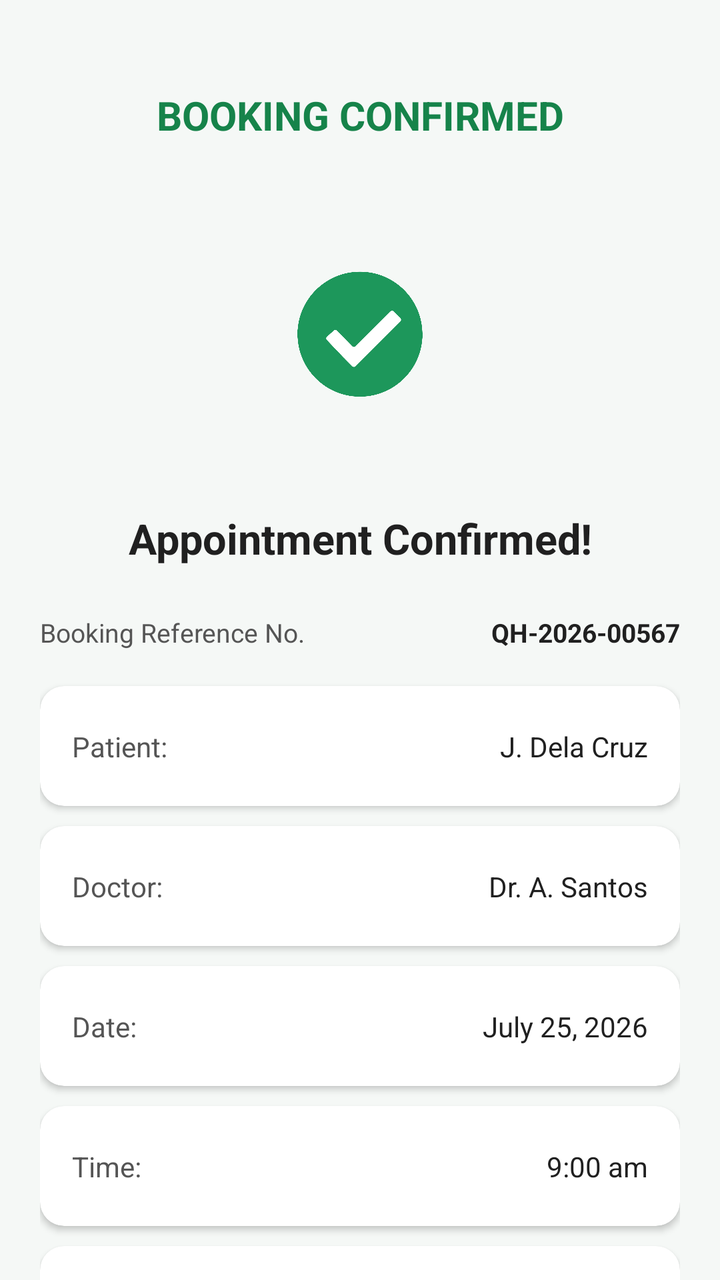
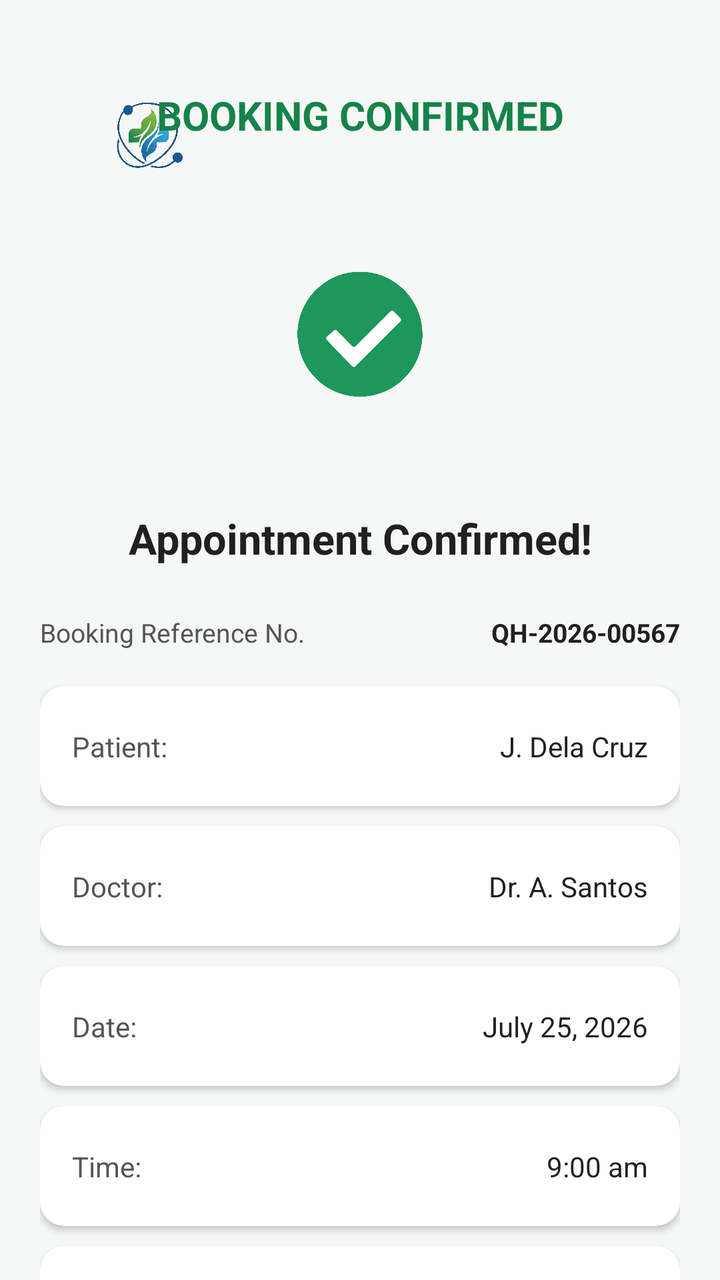

The first picture is an Android layout as it rendered before a commit; the second is the same layout after the commit. The layout source and the unified diff follow.
<!-- AndroidManifest.xml: application theme Theme.QueueLessHealth -->
<!-- res/layout/activity_main_3.xml -->
<?xml version="1.0" encoding="utf-8"?>
<androidx.core.widget.NestedScrollView
    xmlns:android="http://schemas.android.com/apk/res/android"
    xmlns:app="http://schemas.android.com/apk/res-auto"
    android:layout_width="match_parent"
    android:layout_height="match_parent"
    android:fillViewport="true"
    android:background="#F5F8F6">

    <androidx.constraintlayout.widget.ConstraintLayout
        android:layout_width="match_parent"
        android:layout_height="wrap_content"
        android:paddingStart="20dp"
        android:paddingEnd="20dp"
        android:paddingTop="32dp"
        android:paddingBottom="32dp">

        
        <TextView
            android:id="@+id/bookingConfirmedTitle"
            android:layout_width="0dp"
            android:layout_height="wrap_content"
            android:text="BOOKING CONFIRMED"
            android:textColor="#16834A"
            android:textStyle="bold"
            android:textSize="20sp"
            android:gravity="center"
            android:padding="12dp"
            app:layout_constraintTop_toTopOf="parent"
            app:layout_constraintStart_toStartOf="parent"
            app:layout_constraintEnd_toEndOf="parent"/>

        
        <ImageView
            android:id="@+id/confirmationImage"
            android:layout_width="140dp"
            android:layout_height="140dp"
            android:layout_marginTop="20dp"
            android:src="@drawable/firefly"
            android:scaleType="fitCenter"
            android:contentDescription="Confirmation"
            app:layout_constraintTop_toBottomOf="@id/bookingConfirmedTitle"
            app:layout_constraintStart_toStartOf="parent"
            app:layout_constraintEnd_toEndOf="parent"/>

        
        <TextView
            android:id="@+id/appointmentConfirmedTitle"
            android:layout_width="0dp"
            android:layout_height="wrap_content"
            android:layout_marginTop="12dp"
            android:text="Appointment Confirmed!"
            android:textColor="#202020"
            android:textSize="21sp"
            android:textStyle="bold"
            android:gravity="center"
            app:layout_constraintTop_toBottomOf="@id/confirmationImage"
            app:layout_constraintStart_toStartOf="parent"
            app:layout_constraintEnd_toEndOf="parent"/>

        
        <TextView
            android:id="@+id/bookingReferenceLabel"
            android:layout_width="0dp"
            android:layout_height="wrap_content"
            android:layout_marginTop="24dp"
            android:text="Booking Reference No."
            android:textColor="#555555"
            android:textSize="13sp"
            app:layout_constraintTop_toBottomOf="@id/appointmentConfirmedTitle"
            app:layout_constraintStart_toStartOf="parent"
            app:layout_constraintEnd_toStartOf="@id/bookingReferenceValue3"
            app:layout_constraintHorizontal_weight="1"/>

        <TextView
            android:id="@+id/bookingReferenceValue3"
            android:layout_width="wrap_content"
            android:layout_height="wrap_content"
            android:text="QH-2026-00567"
            android:textColor="#202020"
            android:textSize="13sp"
            android:textStyle="bold"
            app:layout_constraintBaseline_toBaselineOf="@id/bookingReferenceLabel"
            app:layout_constraintEnd_toEndOf="parent"/>

        
        <androidx.cardview.widget.CardView
            android:id="@+id/patientRowBackground2"
            android:layout_width="0dp"
            android:layout_height="60dp"
            android:layout_marginTop="18dp"
            app:cardCornerRadius="12dp"
            app:cardElevation="2dp"
            app:cardBackgroundColor="#FFFFFF"
            app:layout_constraintTop_toBottomOf="@id/bookingReferenceLabel"
            app:layout_constraintStart_toStartOf="parent"
            app:layout_constraintEnd_toEndOf="parent">

            <androidx.constraintlayout.widget.ConstraintLayout
                android:layout_width="match_parent"
                android:layout_height="match_parent"
                android:paddingStart="16dp"
                android:paddingEnd="16dp">

                <TextView
                    android:id="@+id/patientLabel"
                    android:layout_width="wrap_content"
                    android:layout_height="wrap_content"
                    android:text="Patient:"
                    android:textColor="#555555"
                    android:textSize="14sp"
                    app:layout_constraintStart_toStartOf="parent"
                    app:layout_constraintTop_toTopOf="parent"
                    app:layout_constraintBottom_toBottomOf="parent"/>

                <TextView
                    android:id="@+id/patientValue"
                    android:layout_width="0dp"
                    android:layout_height="wrap_content"
                    android:gravity="end"
                    android:text="J. Dela Cruz"
                    android:textColor="#202020"
                    android:textSize="14sp"
                    app:layout_constraintStart_toEndOf="@id/patientLabel"
                    app:layout_constraintEnd_toEndOf="parent"
                    app:layout_constraintTop_toTopOf="parent"
                    app:layout_constraintBottom_toBottomOf="parent"/>

            </androidx.constraintlayout.widget.ConstraintLayout>
        </androidx.cardview.widget.CardView>

        
        <androidx.cardview.widget.CardView
            android:id="@+id/doctorRowBackground"
            android:layout_width="0dp"
            android:layout_height="60dp"
            android:layout_marginTop="10dp"
            app:cardCornerRadius="12dp"
            app:cardElevation="2dp"
            app:cardBackgroundColor="#FFFFFF"
            app:layout_constraintTop_toBottomOf="@id/patientRowBackground2"
            app:layout_constraintStart_toStartOf="parent"
            app:layout_constraintEnd_toEndOf="parent">

            <androidx.constraintlayout.widget.ConstraintLayout
                android:layout_width="match_parent"
                android:layout_height="match_parent"
                android:paddingStart="16dp"
                android:paddingEnd="16dp">

                <TextView
                    android:id="@+id/doctorLabel"
                    android:layout_width="wrap_content"
                    android:layout_height="wrap_content"
                    android:text="Doctor:"
                    android:textColor="#555555"
                    android:textSize="14sp"
                    app:layout_constraintStart_toStartOf="parent"
                    app:layout_constraintTop_toTopOf="parent"
                    app:layout_constraintBottom_toBottomOf="parent"/>

                <TextView
                    android:id="@+id/doctorValue"
                    android:layout_width="0dp"
                    android:layout_height="wrap_content"
                    android:gravity="end"
                    android:text="Dr. A. Santos"
                    android:textColor="#202020"
                    android:textSize="14sp"
                    app:layout_constraintStart_toEndOf="@id/doctorLabel"
                    app:layout_constraintEnd_toEndOf="parent"
                    app:layout_constraintTop_toTopOf="parent"
                    app:layout_constraintBottom_toBottomOf="parent"/>

            </androidx.constraintlayout.widget.ConstraintLayout>
        </androidx.cardview.widget.CardView>

        
        <androidx.cardview.widget.CardView
            android:id="@+id/dateRowBackground"
            android:layout_width="0dp"
            android:layout_height="60dp"
            android:layout_marginTop="10dp"
            app:cardCornerRadius="12dp"
            app:cardElevation="2dp"
            app:cardBackgroundColor="#FFFFFF"
            app:layout_constraintTop_toBottomOf="@id/doctorRowBackground"
            app:layout_constraintStart_toStartOf="parent"
            app:layout_constraintEnd_toEndOf="parent">

            <androidx.constraintlayout.widget.ConstraintLayout
                android:layout_width="match_parent"
                android:layout_height="match_parent"
                android:paddingStart="16dp"
                android:paddingEnd="16dp">

                <TextView
                    android:id="@+id/dateLabel"
                    android:layout_width="wrap_content"
                    android:layout_height="wrap_content"
                    android:text="Date:"
                    android:textColor="#555555"
                    android:textSize="14sp"
                    app:layout_constraintStart_toStartOf="parent"
                    app:layout_constraintTop_toTopOf="parent"
                    app:layout_constraintBottom_toBottomOf="parent"/>

                <TextView
                    android:id="@+id/dateValue"
                    android:layout_width="0dp"
                    android:layout_height="wrap_content"
                    android:gravity="end"
                    android:text="July 25, 2026"
                    android:textColor="#202020"
                    android:textSize="14sp"
                    app:layout_constraintStart_toEndOf="@id/dateLabel"
                    app:layout_constraintEnd_toEndOf="parent"
                    app:layout_constraintTop_toTopOf="parent"
                    app:layout_constraintBottom_toBottomOf="parent"/>

            </androidx.constraintlayout.widget.ConstraintLayout>
        </androidx.cardview.widget.CardView>

        
        <androidx.cardview.widget.CardView
            android:id="@+id/timeRowBackground"
            android:layout_width="0dp"
            android:layout_height="60dp"
            android:layout_marginTop="10dp"
            app:cardCornerRadius="12dp"
            app:cardElevation="2dp"
            app:cardBackgroundColor="#FFFFFF"
            app:layout_constraintTop_toBottomOf="@id/dateRowBackground"
            app:layout_constraintStart_toStartOf="parent"
            app:layout_constraintEnd_toEndOf="parent">

            <androidx.constraintlayout.widget.ConstraintLayout
                android:layout_width="match_parent"
                android:layout_height="match_parent"
                android:paddingStart="16dp"
                android:paddingEnd="16dp">

                <TextView
                    android:id="@+id/timeLabel"
                    android:layout_width="wrap_content"
                    android:layout_height="wrap_content"
                    android:text="Time:"
                    android:textColor="#555555"
                    android:textSize="14sp"
                    app:layout_constraintStart_toStartOf="parent"
                    app:layout_constraintTop_toTopOf="parent"
                    app:layout_constraintBottom_toBottomOf="parent"/>

                <TextView
                    android:id="@+id/timeValue"
                    android:layout_width="0dp"
                    android:layout_height="wrap_content"
                    android:gravity="end"
                    android:text="9:00 am"
                    android:textColor="#202020"
                    android:textSize="14sp"
                    app:layout_constraintStart_toEndOf="@id/timeLabel"
                    app:layout_constraintEnd_toEndOf="parent"
                    app:layout_constraintTop_toTopOf="parent"
                    app:layout_constraintBottom_toBottomOf="parent"/>

            </androidx.constraintlayout.widget.ConstraintLayout>
        </androidx.cardview.widget.CardView>

        
        <androidx.cardview.widget.CardView
            android:id="@+id/queueRowBackground"
            android:layout_width="0dp"
            android:layout_height="60dp"
            android:layout_marginTop="10dp"
            app:cardCornerRadius="12dp"
            app:cardElevation="2dp"
            app:cardBackgroundColor="#FFFFFF"
            app:layout_constraintTop_toBottomOf="@id/timeRowBackground"
            app:layout_constraintStart_toStartOf="parent"
            app:layout_constraintEnd_toEndOf="parent">

            <androidx.constraintlayout.widget.ConstraintLayout
                android:layout_width="match_parent"
                android:layout_height="match_parent"
                android:paddingStart="16dp"
                android:paddingEnd="16dp">

                <TextView
                    android:id="@+id/queueLabel"
                    android:layout_width="wrap_content"
                    android:layout_height="wrap_content"
                    android:text="Queue No.:"
                    android:textColor="#555555"
                    android:textSize="14sp"
                    app:layout_constraintStart_toStartOf="parent"
                    app:layout_constraintTop_toTopOf="parent"
                    app:layout_constraintBottom_toBottomOf="parent"/>

                <TextView
                    android:id="@+id/queueValue"
                    android:layout_width="0dp"
                    android:layout_height="wrap_content"
                    android:gravity="end"
                    android:text="8"
                    android:textColor="#16834A"
                    android:textSize="18sp"
                    android:textStyle="bold"
                    app:layout_constraintStart_toEndOf="@id/queueLabel"
                    app:layout_constraintEnd_toEndOf="parent"
                    app:layout_constraintTop_toTopOf="parent"
                    app:layout_constraintBottom_toBottomOf="parent"/>

            </androidx.constraintlayout.widget.ConstraintLayout>
        </androidx.cardview.widget.CardView>

        
        <Button
            android:id="@+id/btnViewQueueStatus"
            android:layout_width="0dp"
            android:layout_height="wrap_content"
            android:minHeight="54dp"
            android:layout_marginTop="24dp"
            android:text="VIEW QUEUE STATUS"
            android:textColor="#FFFFFF"
            android:textStyle="bold"
            android:backgroundTint="#16834A"
            app:layout_constraintTop_toBottomOf="@id/queueRowBackground"
            app:layout_constraintStart_toStartOf="parent"
            app:layout_constraintEnd_toEndOf="parent"/>

        
        <Button
            android:id="@+id/btnBackHome"
            android:layout_width="0dp"
            android:layout_height="wrap_content"
            android:minHeight="54dp"
            android:layout_marginTop="12dp"
            android:text="BACK TO HOME"
            android:textColor="#FFFFFF"
            android:textStyle="bold"
            android:backgroundTint="#303030"
            app:layout_constraintTop_toBottomOf="@id/btnViewQueueStatus"
            app:layout_constraintStart_toStartOf="parent"
            app:layout_constraintEnd_toEndOf="parent"/>

        
        <Button
            android:id="@+id/btnDone"
            android:layout_width="0dp"
            android:layout_height="wrap_content"
            android:minHeight="54dp"
            android:layout_marginTop="12dp"
            android:text="DONE"
            android:textColor="#FFFFFF"
            android:textStyle="bold"
            android:backgroundTint="#E88A20"
            app:layout_constraintTop_toBottomOf="@id/btnBackHome"
            app:layout_constraintStart_toStartOf="parent"
            app:layout_constraintEnd_toEndOf="parent"/>

    </androidx.constraintlayout.widget.ConstraintLayout>

</androidx.core.widget.NestedScrollView>
<!-- resources referenced by this layout -->
<resources>
  <!-- drawable firefly: png bitmap (drawable, 58152 bytes) -->
  <style name="Theme.QueueLessHealth" parent="Theme.MaterialComponents.DayNight.DarkActionBar">
          
          <item name="colorPrimary">@color/purple_500</item>
          <item name="colorPrimaryVariant">@color/purple_700</item>
          <item name="colorOnPrimary">@color/white</item>
          
          <item name="colorSecondary">@color/teal_200</item>
          <item name="colorSecondaryVariant">@color/teal_700</item>
          <item name="colorOnSecondary">@color/black</item>
          
          <item name="android:statusBarColor">?attr/colorPrimaryVariant</item>
          
      </style>
  <color name="purple_500">#FF6200EE</color>
  <color name="purple_700">#FF3700B3</color>
  <color name="white">#FFFFFFFF</color>
  <color name="teal_200">#FF03DAC5</color>
  <color name="teal_700">#FF018786</color>
  <color name="black">#FF000000</color>
</resources>

<!-- the commit's change to res/layout/activity_main_3.xml (unified diff, before → after) -->
@@ -2,6 +2,7 @@
 <androidx.core.widget.NestedScrollView
     xmlns:android="http://schemas.android.com/apk/res/android"
     xmlns:app="http://schemas.android.com/apk/res-auto"
+    xmlns:tools="http://schemas.android.com/tools"
     android:layout_width="match_parent"
     android:layout_height="match_parent"
     android:fillViewport="true"
@@ -16,6 +17,16 @@
         android:paddingBottom="32dp">
 
         
+
+        <ImageView
+            android:id="@+id/imageView"
+            android:layout_width="108dp"
+            android:layout_height="76dp"
+            android:layout_weight="1"
+            app:srcCompat="@drawable/firefly_removebackground"
+            tools:layout_editor_absoluteX="294dp"
+            tools:layout_editor_absoluteY="-8dp" />
+
         <TextView
             android:id="@+id/bookingConfirmedTitle"
             android:layout_width="0dp"
<!-- resource entries referenced after the edit -->
@@ -1,6 +1,7 @@
 <!-- resources referenced by this layout -->
 <resources>
   <!-- drawable firefly: png bitmap (drawable, 58152 bytes) -->
+  <!-- drawable firefly_removebackground: png bitmap (drawable, 436808 bytes) -->
   <style name="Theme.QueueLessHealth" parent="Theme.MaterialComponents.DayNight.DarkActionBar">
           
           <item name="colorPrimary">@color/purple_500</item>
